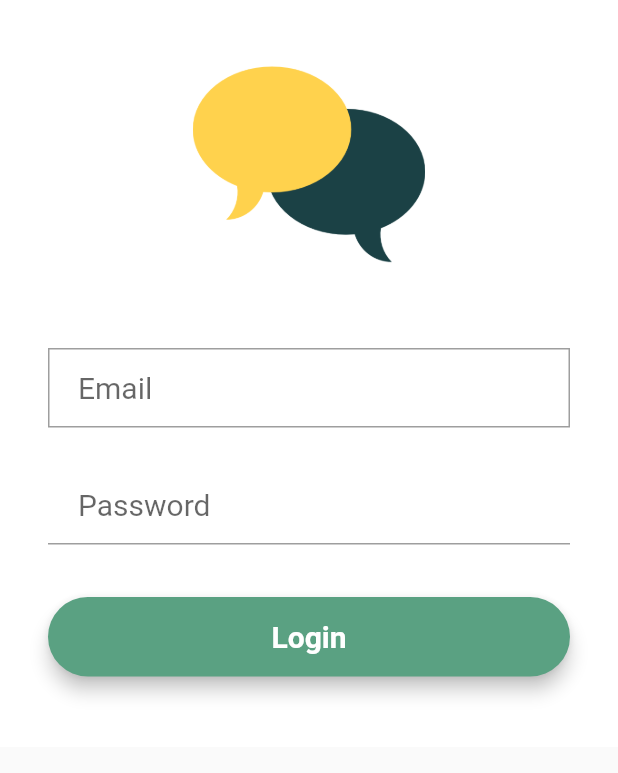
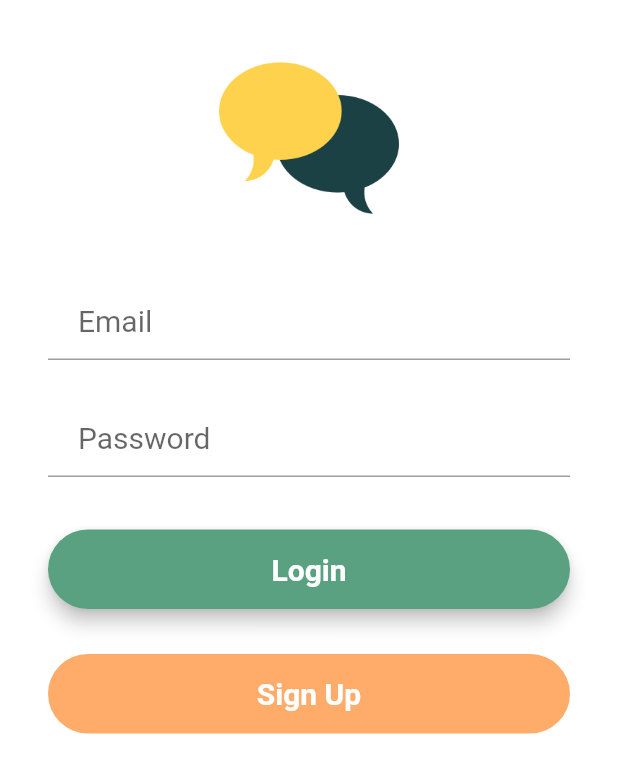
Before and after one commit to clifford-un/kwii-mobile, a Flutter app: the screen it shows after launch, on a phone screen of 412 x 824 dp. Shown: the top 773 px of the screen. Run offline on Flutter 3.47's test engine with Material 2 defaults, Android fonts, the phone set to English and light mode, and no system bars; our stand-ins replace shared_preferences.

Commit message:
:zap: added sign up button

```diff
--- a/lib/screens/loginScreen.dart
+++ b/lib/screens/loginScreen.dart
@@ -20,10 +20,11 @@ class _LoginScreenState extends State<LoginScreen> {
         _emailValue = text;
       },
       decoration: InputDecoration(
-          contentPadding: EdgeInsets.fromLTRB(20.0, 15.0, 20.0, 15.0),
-          hintText: "Email",
-          border:
-              OutlineInputBorder(borderRadius: BorderRadius.vertical())),
+        contentPadding: EdgeInsets.fromLTRB(20.0, 15.0, 20.0, 15.0),
+        hintText: "Email",
+        // border:
+        //     OutlineInputBorder(borderRadius: BorderRadius.vertical())
+      ),
     );
 
     final passwordField = TextField(
@@ -51,7 +52,7 @@ class _LoginScreenState extends State<LoginScreen> {
     final loginButon = Material(
       elevation: 5.0,
       borderRadius: BorderRadius.circular(30.0),
-      color: Color(0xff5AA182),
+      color: Color(0xFF5AA182),
       child: MaterialButton(
         minWidth: MediaQuery.of(context).size.width,
         padding: EdgeInsets.fromLTRB(20.0, 15.0, 20.0, 15.0),
@@ -70,6 +71,25 @@ class _LoginScreenState extends State<LoginScreen> {
       ),
     );
 
+    final signUp = Material(
+      // elevation: 5.0,
+      borderRadius: BorderRadius.circular(30.0),
+      color: Color(0xFFFFAC6B),
+      child: MaterialButton(
+        minWidth: MediaQuery.of(context).size.width,
+        padding: EdgeInsets.fromLTRB(20.0, 15.0, 20.0, 15.0),
+        onPressed: () {
+          print("Boton de signUp oprimido");
+          Navigator.push(
+              context, MaterialPageRoute(builder: (context) => ChatList()));
+        },
+        child: Text("Sign Up",
+            textAlign: TextAlign.center,
+            style: style.copyWith(
+                color: Colors.white, fontWeight: FontWeight.bold)),
+      ),
+    );
+
     return Scaffold(
         body: SingleChildScrollView(
       child: Center(
@@ -82,13 +102,13 @@ class _LoginScreenState extends State<LoginScreen> {
               mainAxisAlignment: MainAxisAlignment.center,
               children: <Widget>[
                 SizedBox(
-                  height: 155.0,
+                  height: 120.0,
                   child: Image.asset(
                     "assets/images/chatting.png",
                     fit: BoxFit.contain,
                   ),
                 ),
-                SizedBox(height: 45.0),
+                SizedBox(height: 35.0),
                 emailField,
                 SizedBox(height: 25.0),
                 passwordField,
@@ -97,8 +117,12 @@ class _LoginScreenState extends State<LoginScreen> {
                 ),
                 loginButon,
                 SizedBox(
-                  height: 15.0,
+                  height: 10.0,
                 ),
+                SizedBox(
+                  height: 20.0,
+                ),
+                signUp,
               ],
             ),
           ),
--- a/lib/screens/splashScreen.dart
+++ b/lib/screens/splashScreen.dart
@@ -31,7 +31,7 @@ class _SplashScreenState extends State<SplashScreen> {
     setState(() {
       String token = prefs.getString('token');
       print('Token: $token');
-      route = (token == null) ? LoginScreen() : ChatList();
+      route = (token == null || token == "") ? LoginScreen() : ChatList();
       Navigator.pushReplacement(
           context, MaterialPageRoute(builder: (context) => route));
     });
```
